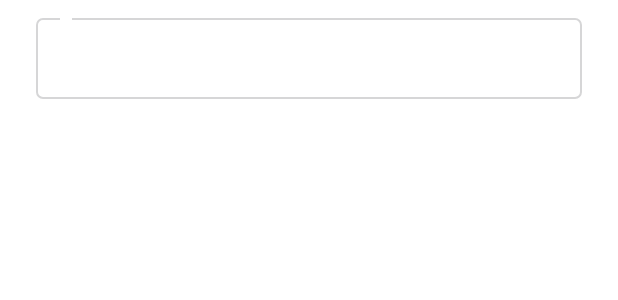
After one commit to arvin07143/calorie-tracking-via-object-detection, an Android app: the layout barcode_field.xml on its own in the app's theme, with its tools: preview values and no code run, on a phone screen of 412 x 824 dp. The commit adds this screen. Shown: the top 300 px of the screen. Run offline under Robolectric (Android 15) with nearby library versions, the phone set to English and light mode, and no system bars.

Commit message:
implement barcode scanner

```diff
--- /dev/null
+++ b/client/android/app/src/main/res/drawable/barcode_field_box.xml
@@ -0,0 +1,8 @@
+<?xml version="1.0" encoding="UTF-8"?>
+<shape xmlns:android="http://schemas.android.com/apk/res/android">
+    <stroke
+        android:width="1dp"
+        android:color="@color/barcode_field_box_stroke"/>
+    <corners android:radius="4dp"/>
+    <solid android:color="@color/white"/>
+</shape>
--- /dev/null
+++ b/client/android/app/src/main/res/layout/barcode_field.xml
@@ -0,0 +1,30 @@
+<?xml version="1.0" encoding="utf-8"?>
+<FrameLayout xmlns:android="http://schemas.android.com/apk/res/android"
+    android:layout_width="match_parent"
+    android:layout_height="wrap_content"
+    android:paddingBottom="@dimen/barcode_field_padding_vertical"
+    android:paddingStart="@dimen/barcode_field_padding_horizontal"
+    android:paddingEnd="@dimen/barcode_field_padding_horizontal"
+    android:background="@color/white">
+
+    <TextView
+        android:id="@+id/barcode_field_value"
+        android:layout_width="match_parent"
+        android:layout_height="wrap_content"
+        android:layout_marginTop="@dimen/barcode_field_padding_vertical"
+        android:padding="@dimen/barcode_field_value_padding"
+        android:background="@drawable/barcode_field_box"
+        android:textColor="@color/barcode_field_value"
+        android:textSize="@dimen/barcode_field_value_size"/>
+
+    <TextView
+        android:id="@+id/barcode_field_label"
+        android:layout_width="wrap_content"
+        android:layout_height="wrap_content"
+        android:layout_marginStart="@dimen/barcode_field_value_padding"
+        android:padding="@dimen/barcode_field_label_padding"
+        android:background="@color/white"
+        android:textColor="@color/black"
+        android:textSize="@dimen/barcode_field_label_size"/>
+
+</FrameLayout>
```
Also changed, not shown: client/android/app/src/main/res/layout/fragment_barcode_results.xml (added, +22 -0 lines), client/android/app/src/main/res/layout/meal_item_list.xml (+7 -7 lines).
